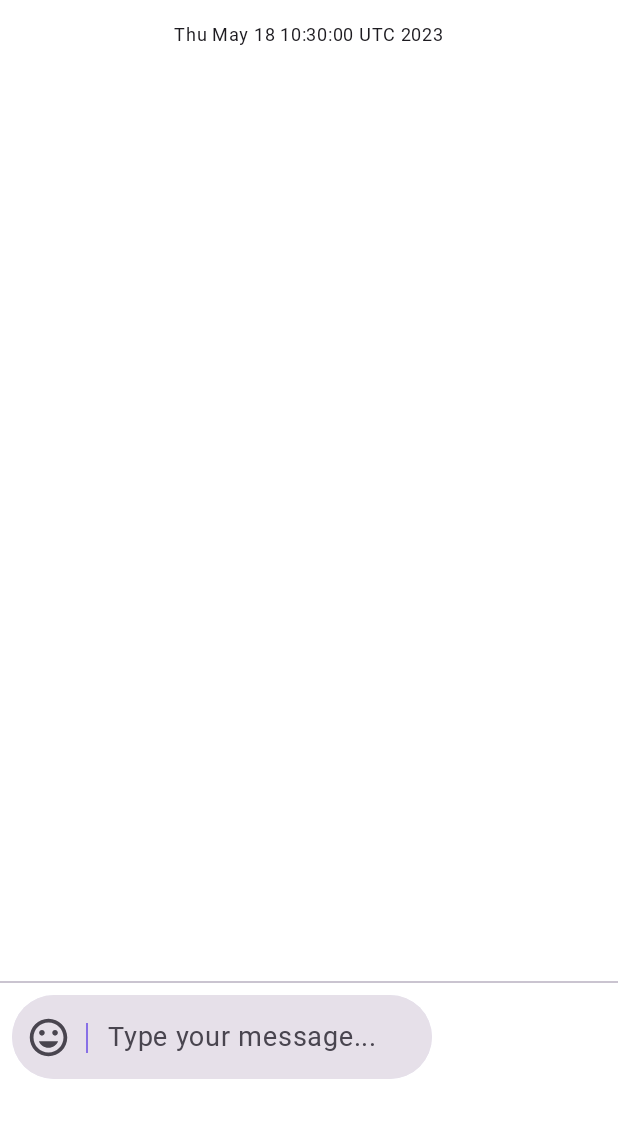
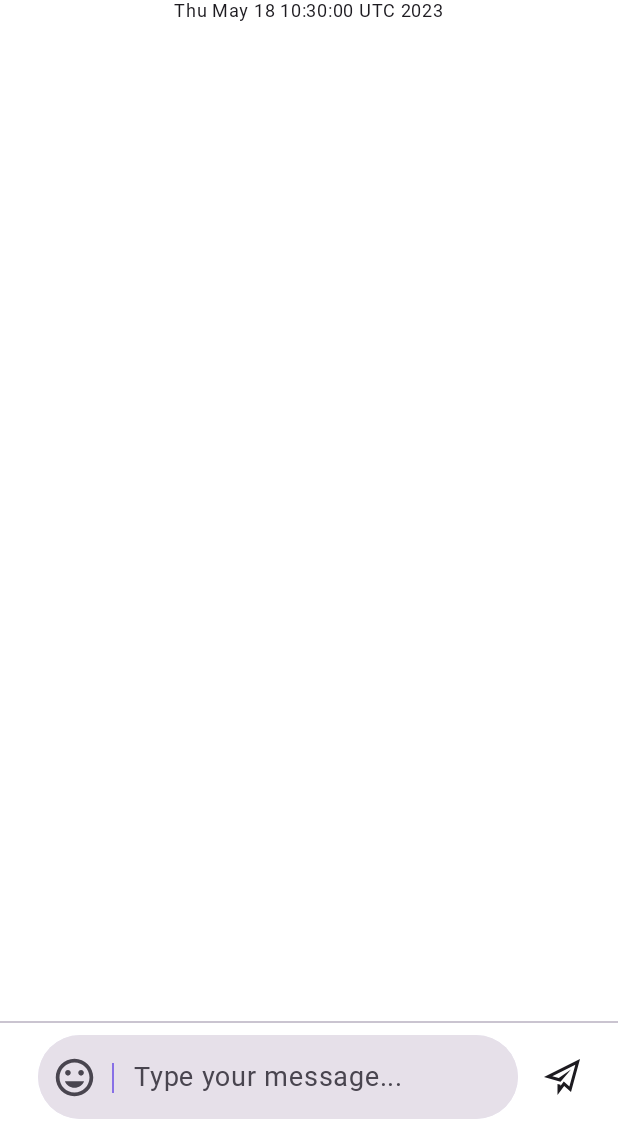
Before and after one commit to joselopez1005/Miko, an Android app built with Jetpack Compose: the screen it shows after launch (MainActivity), on a phone screen of 412 x 824 dp, the part 105-1236 px from its top. Run offline under Robolectric (Android 15) with nearby library versions, the phone set to English and light mode, and no system bars; our stand-ins replace Dagger/Hilt's generated code.

Commit message:
Improving bottom layout

```diff
--- a/app/src/main/AndroidManifest.xml
+++ b/app/src/main/AndroidManifest.xml
@@ -19,7 +19,7 @@
             android:name=".presentation.MainActivity"
             android:exported="true"
             android:label="@string/app_name"
-            android:windowSoftInputMode="stateAlwaysVisible|adjustResize"
+            android:windowSoftInputMode="adjustResize"
             android:theme="@style/Theme.Miko" >
             <intent-filter>
                 <action android:name="android.intent.action.MAIN" />
--- a/app/src/main/java/com/example/miko/presentation/ui/chat_screen/ChatScreen.kt
+++ b/app/src/main/java/com/example/miko/presentation/ui/chat_screen/ChatScreen.kt
@@ -3,6 +3,7 @@
 package com.example.miko.presentation.ui.chat_screen
 
 import androidx.compose.foundation.background
+import androidx.compose.foundation.clickable
 import androidx.compose.foundation.layout.Arrangement
 import androidx.compose.foundation.layout.Box
 import androidx.compose.foundation.layout.Column
@@ -14,6 +15,7 @@ import androidx.compose.foundation.layout.padding
 import androidx.compose.foundation.layout.size
 import androidx.compose.foundation.layout.width
 import androidx.compose.foundation.lazy.LazyColumn
+import androidx.compose.foundation.lazy.rememberLazyListState
 import androidx.compose.foundation.shape.CircleShape
 import androidx.compose.material3.Divider
 import androidx.compose.material3.ExperimentalMaterial3Api
@@ -23,9 +25,11 @@ import androidx.compose.material3.Text
 import androidx.compose.material3.TextField
 import androidx.compose.material3.TextFieldDefaults
 import androidx.compose.runtime.Composable
+import androidx.compose.runtime.LaunchedEffect
 import androidx.compose.runtime.collectAsState
 import androidx.compose.runtime.mutableStateOf
 import androidx.compose.runtime.remember
+import androidx.compose.runtime.rememberCoroutineScope
 import androidx.compose.ui.Alignment
 import androidx.compose.ui.Modifier
 import androidx.compose.ui.draw.clip
@@ -78,19 +82,19 @@ fun ChatScreenContent(
         )
 
         Column(modifier = Modifier
-            .fillMaxSize()
-            .padding(top = 70.dp, bottom = 100.dp)) {
+            .fillMaxSize()) {
             ChatMessageSection(
                 state = state, modifier = Modifier
                     .fillMaxWidth()
+                    .padding(top = 70.dp, bottom = 100.dp, start = 10.dp, end = 10.dp)
             )
         }
 
         BottomChatSection(
-            Modifier
+            onButtonPressed = onButtonPressed,
+            modifier = Modifier
                 .fillMaxWidth()
                 .align(Alignment.BottomCenter)
-                .height(100.dp)
         )
     }
 }
@@ -157,13 +161,12 @@ fun ChatMessageSection(
     state: ChatScreenStates,
     modifier: Modifier = Modifier
 ) {
-    Column(modifier = modifier) {
+    val listState = rememberLazyListState()
     LazyColumn(
+        state = listState,
         verticalArrangement = Arrangement.spacedBy(20.dp),
-            modifier = Modifier
-                .fillMaxWidth()
-                .weight(1f)
-                .padding(16.dp)
+        modifier = modifier
+            .fillMaxSize()
     ) {
         items(state.chatLogs.size) {
             Box(modifier = Modifier.fillMaxWidth()) {
@@ -196,13 +199,18 @@ fun ChatMessageSection(
             }
         }
     }
+    LaunchedEffect(state.chatLogs.size) {
+        listState.animateScrollToItem(state.chatLogs.size - 1)
     }
 }
+
+
 
 @OptIn(ExperimentalMaterial3Api::class)
 @Composable
 fun BottomChatSection(
-    modifier: Modifier = Modifier
+    onButtonPressed: (ChatScreenEvents) -> Unit,
+    modifier: Modifier = Modifier,
 ) {
     val textState = remember { mutableStateOf(TextFieldValue()) }
 
@@ -211,13 +219,18 @@ fun BottomChatSection(
         Row(
             horizontalArrangement = Arrangement.SpaceEvenly,
             verticalAlignment = Alignment.CenterVertically,
-            modifier = Modifier.padding(8.dp)
+            modifier = Modifier
+                .fillMaxWidth()
+                .padding(8.dp)
         ) {
             TextField(
                 value = textState.value,
                 onValueChange = { textState.value = it },
                 placeholder = {
-                    Text("Type your message...", style = MaterialTheme.typography.bodyLarge)
+                    Text(
+                        "Type your message...",
+                        style = MaterialTheme.typography.bodyLarge
+                    )
                 },
                 colors = TextFieldDefaults.textFieldColors(
                     textColor = MaterialTheme.colorScheme.onSecondary,
@@ -242,13 +255,25 @@ fun BottomChatSection(
                         Divider(
                             thickness = 1.dp,
                             color = MaterialTheme.colorScheme.surfaceTint,
-                            modifier = Modifier.width(1.dp).height(20.dp)
+                            modifier = Modifier
+                                .width(1.dp)
+                                .height(20.dp)
                         )
                     }
                 },
                 modifier = Modifier
+                    .width(320.dp)
                     .clip(Shapes.extraLarge)
                     .background(MaterialTheme.colorScheme.secondary)
+                )
+
+            Icon(
+                painter = painterResource(id = R.drawable.ic_paper_plane_send),
+                contentDescription = null,
+                modifier = Modifier.clickable {
+                    onButtonPressed.invoke(ChatScreenEvents.OnSendMessage(textState.value.text))
+                    textState.value = TextFieldValue()
+                }
             )
         }
     }
@@ -313,6 +338,6 @@ fun MessageBubblePreview() {
 @Composable
 fun BottomChatSectionPreview() {
     MikoTheme {
-        BottomChatSection()
+        BottomChatSection(onButtonPressed = {})
     }
 }
--- /dev/null
+++ b/app/src/main/res/drawable/ic_paper_plane_send.xml
@@ -0,0 +1,9 @@
+<vector xmlns:android="http://schemas.android.com/apk/res/android"
+    android:width="24dp"
+    android:height="24dp"
+    android:viewportWidth="24"
+    android:viewportHeight="24">
+  <path
+      android:fillColor="#FF000000"
+      android:pathData="M0,12l11,3.1 7,-8.1 -8.156,5.672 -4.312,-1.202 15.362,-7.68 -3.974,14.57 -3.75,-3.339 -2.17,2.925v-0.769l-2,-0.56v7.383l4.473,-6.031 4.527,4.031 6,-22z"/>
+</vector>
```
Lines whose indentation alone changed are shown as unchanged.
